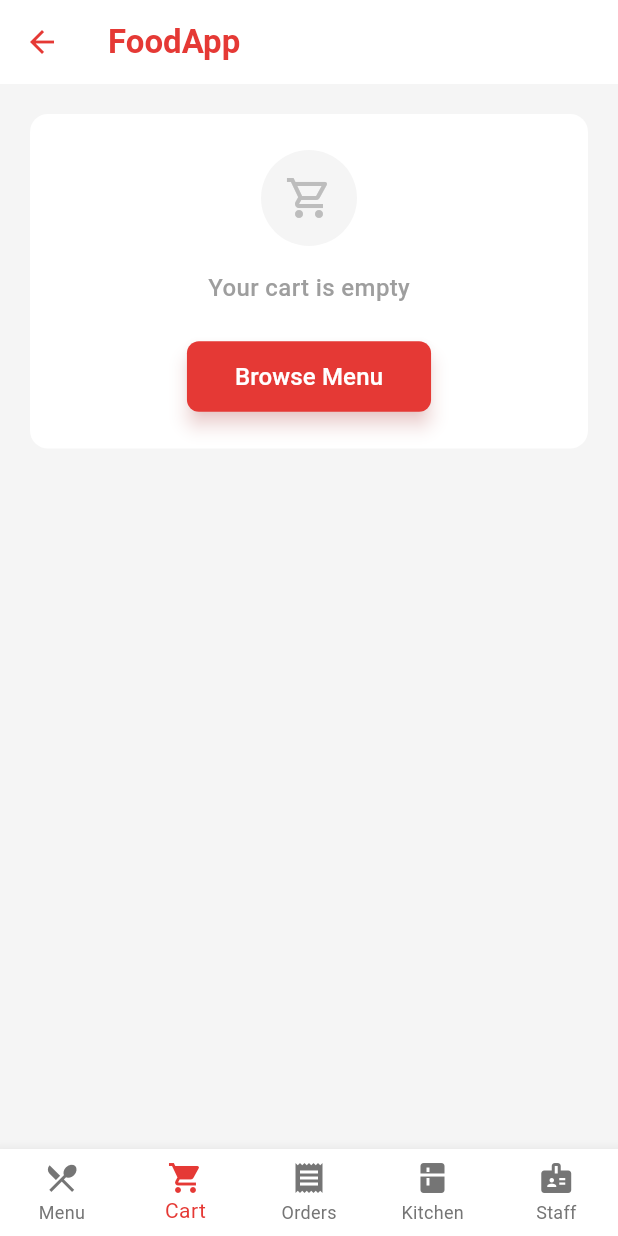
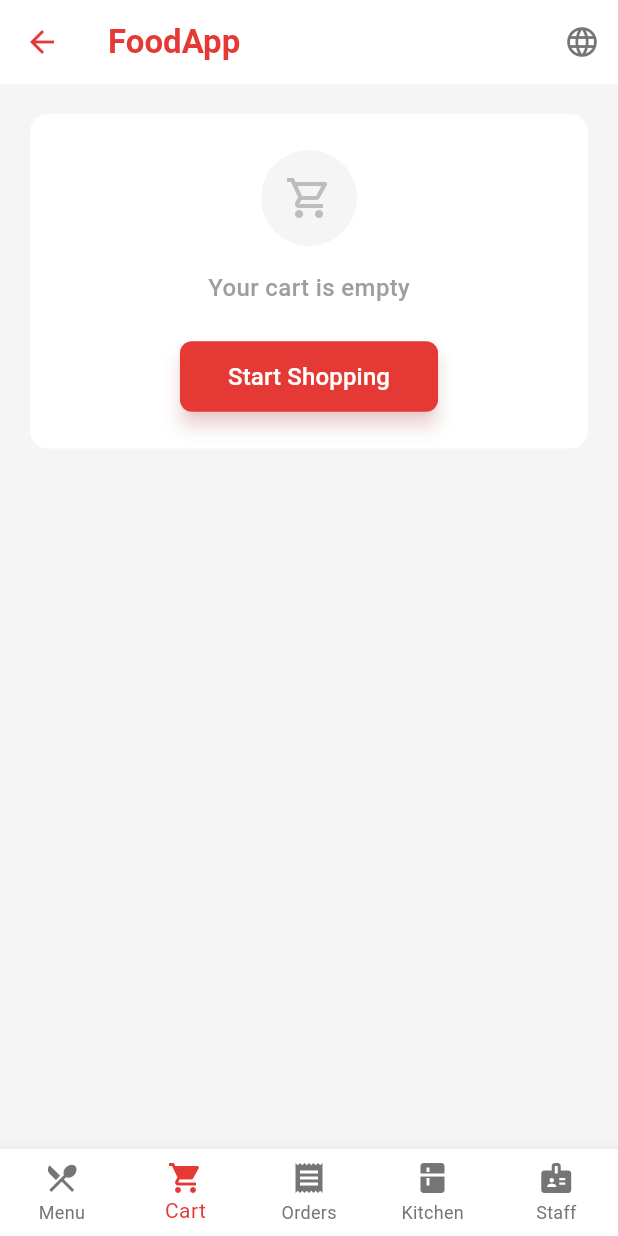
Before and after one commit to Liew19/food-ordering, a Flutter app: the screen it shows after launch, after a tap on the "shopping cart" icon, on a phone screen of 412 x 824 dp. Run offline on Flutter 3.47's test engine with Material 3 defaults, Android fonts, the phone set to English and light mode, and no system bars; our stand-ins replace cloud_firestore, firebase_core, google_fonts, hive, hive_flutter, shared_preferences and 1 more; missing offline and left inert: dart:html; accounts and stored records are empty; generated files the repository leaves out were written again.

Commit message:
add language
- add testing code
- add language

```diff
--- /dev/null
+++ b/l10n.yaml
@@ -0,0 +1,3 @@
+arb-dir: lib/l10n
+template-arb-file: app_en.arb
+output-localization-file: app_localizations.dart
--- a/lib/main.dart
+++ b/lib/main.dart
@@ -1,10 +1,12 @@
 import 'package:flutter/material.dart';
+import 'package:flutter_localizations/flutter_localizations.dart';
 import 'package:fyp/screens/cart_screen.dart';
 import 'package:fyp/screens/home_screen.dart';
 import 'package:fyp/screens/kitchen_screen.dart';
 import 'package:fyp/screens/order_status_screen.dart';
 // import 'package:fyp/screens/shared_table_screen.dart'; // Temporarily commented out
 import 'package:fyp/screens/staff_screen.dart';
+import 'package:fyp/state/language_provider.dart';
 import 'package:fyp/theme.dart';
 import 'package:provider/provider.dart';
 import 'state/cart_provider.dart';
@@ -19,6 +21,7 @@ import 'services/shared_table_service.dart';
 import 'package:hive_flutter/hive_flutter.dart';
 import 'models/menu_item.dart';
 import 'models/shared_table.dart';
+import 'package:flutter_gen/gen_l10n/app_localizations.dart';
 
 void main() async {
   WidgetsFlutterBinding.ensureInitialized();
@@ -80,16 +83,26 @@ class MyApp extends StatelessWidget {
         ChangeNotifierProvider(create: (_) => OrderProvider()),
         ChangeNotifierProvider(create: (_) => ThemeProvider()),
         ChangeNotifierProvider(create: (_) => TableState(sharedTableService)),
+        ChangeNotifierProvider(create: (_) => LanguageProvider()),
       ],
-      child: Consumer<ThemeProvider>(
+      child: Consumer2<ThemeProvider, LanguageProvider>(
         builder:
-            (context, themeProvider, child) => MaterialApp(
+            (context, themeProvider, languageProvider, child) => MaterialApp(
               title: 'Restaurant App',
               theme: AppTheme.lightTheme,
               darkTheme: AppTheme.darkTheme,
               themeMode:
                   themeProvider.isDarkMode ? ThemeMode.dark : ThemeMode.light,
               debugShowCheckedModeBanner: false,
+
+              // Localization support
+              locale: languageProvider.locale,
+              localizationsDelegates: AppLocalizations.localizationsDelegates,
+              supportedLocales: const [
+                Locale('en'), // English
+                Locale('zh'), // Chinese
+              ],
+
               home: MainScreen(),
               routes: {
                 '/cart': (context) => MainScreen(initialIndex: 1),
@@ -136,26 +149,38 @@ class MainScreenState extends State<MainScreen> {
 
   @override
   Widget build(BuildContext context) {
+    // Use localized strings for navigation bar
+    final l10n = AppLocalizations.of(context)!;
+
     return Scaffold(
       body: _screens[_selectedIndex],
       bottomNavigationBar: BottomNavigationBar(
         type: BottomNavigationBarType.fixed,
-        items: const <BottomNavigationBarItem>[
+        items: <BottomNavigationBarItem>[
           BottomNavigationBarItem(
-            icon: Icon(Icons.restaurant_menu),
-            label: 'Menu',
+            icon: const Icon(Icons.restaurant_menu),
+            label: l10n.menuLabel,
           ),
           BottomNavigationBarItem(
-            icon: Icon(Icons.shopping_cart),
-            label: 'Cart',
+            icon: const Icon(Icons.shopping_cart),
+            label: l10n.cartLabel,
           ),
-          BottomNavigationBarItem(icon: Icon(Icons.receipt), label: 'Orders'),
+          BottomNavigationBarItem(
+            icon: const Icon(Icons.receipt),
+            label: l10n.ordersLabel,
+          ),
           // BottomNavigationBarItem(
           //   icon: Icon(Icons.people),
           //   label: 'Share Table',
           // ),
-          BottomNavigationBarItem(icon: Icon(Icons.kitchen), label: 'Kitchen'),
-          BottomNavigationBarItem(icon: Icon(Icons.badge), label: 'Staff'),
+          BottomNavigationBarItem(
+            icon: const Icon(Icons.kitchen),
+            label: l10n.kitchenLabel,
+          ),
+          BottomNavigationBarItem(
+            icon: const Icon(Icons.badge),
+            label: l10n.staffLabel,
+          ),
         ],
         currentIndex: _selectedIndex,
         onTap: _onItemTapped,
--- a/lib/screens/cart_screen.dart
+++ b/lib/screens/cart_screen.dart
@@ -2,6 +2,7 @@ import 'package:flutter/material.dart';
 import 'package:fyp/models/order.dart';
 import 'package:fyp/state/order_provider.dart';
 import 'package:provider/provider.dart';
+import 'package:flutter_gen/gen_l10n/app_localizations.dart';
 import '../state/cart_provider.dart';
 import '../widgets/food_app_bar.dart';
 
@@ -101,9 +102,9 @@ class CartScreen extends StatelessWidget {
                             ),
                           ),
                           const SizedBox(height: 16),
-                          const Text(
-                            'Your cart is empty',
-                            style: TextStyle(
+                          Text(
+                            AppLocalizations.of(context)!.emptyCart,
+                            style: const TextStyle(
                               fontSize: 16,
                               fontWeight: FontWeight.w500,
                             ),
@@ -127,9 +128,9 @@ class CartScreen extends StatelessWidget {
                                 borderRadius: BorderRadius.circular(8),
                               ),
                             ),
-                            child: const Text(
-                              'Browse Menu',
-                              style: TextStyle(
+                            child: Text(
+                              AppLocalizations.of(context)!.startShopping,
+                              style: const TextStyle(
                                 fontSize: 16,
                                 fontWeight: FontWeight.w500,
                               ),
@@ -212,7 +213,9 @@ class CartScreen extends StatelessWidget {
                               ),
                               const SizedBox(height: 4),
                               Text(
-                                'RM ${cartItem.item.price.toStringAsFixed(2)}',
+                                AppLocalizations.of(context)!.price(
+                                  cartItem.item.price.toStringAsFixed(2),
+                                ),
                                 style: TextStyle(
                                   color: Theme.of(context).primaryColor,
                                   fontWeight: FontWeight.bold,
@@ -291,31 +294,39 @@ class CartScreen extends StatelessWidget {
                       Row(
                         mainAxisAlignment: MainAxisAlignment.spaceBetween,
                         children: [
-                          const Text(
-                            'Subtotal',
-                            style: TextStyle(color: Colors.grey),
+                          Text(
+                            AppLocalizations.of(context)!.subtotal,
+                            style: const TextStyle(color: Colors.grey),
                           ),
-                          Text('RM ${subtotal.toStringAsFixed(2)}'),
+                          Text(
+                            AppLocalizations.of(
+                              context,
+                            )!.price(subtotal.toStringAsFixed(2)),
+                          ),
                         ],
                       ),
                       const SizedBox(height: 8),
                       Row(
                         mainAxisAlignment: MainAxisAlignment.spaceBetween,
                         children: [
-                          const Text(
-                            'Service Tax (10%)',
-                            style: TextStyle(color: Colors.grey),
+                          Text(
+                            AppLocalizations.of(context)!.serviceTax,
+                            style: const TextStyle(color: Colors.grey),
                           ),
-                          Text('RM ${serviceTax.toStringAsFixed(2)}'),
+                          Text(
+                            AppLocalizations.of(
+                              context,
+                            )!.price(serviceTax.toStringAsFixed(2)),
+                          ),
                         ],
                       ),
                       const Divider(height: 24),
                       Row(
                         mainAxisAlignment: MainAxisAlignment.spaceBetween,
                         children: [
-                          const Text(
-                            'Total',
-                            style: TextStyle(
+                          Text(
+                            AppLocalizations.of(context)!.total,
+                            style: const TextStyle(
                               fontWeight: FontWeight.bold,
                               fontSize: 16,
                             ),
--- a/lib/screens/home_screen.dart
+++ b/lib/screens/home_screen.dart
@@ -1,4 +1,5 @@
 import 'package:flutter/material.dart';
+import 'package:flutter_gen/gen_l10n/app_localizations.dart';
 import 'package:fyp/widgets/loading_indicator.dart';
 import '../models/menu_item.dart';
 import '../services/api_service.dart';
@@ -98,7 +99,11 @@ class _HomeScreenState extends State<HomeScreen> {
               _isLoading
                   ? Center(child: LoadingIndicator())
                   : _error != null
-                  ? Center(child: Text('Error: $_error'))
+                  ? Center(
+                    child: Text(
+                      AppLocalizations.of(context)!.errorText(_error ?? ''),
+                    ),
+                  )
                   : SingleChildScrollView(
                     child: Column(
                       crossAxisAlignment: CrossAxisAlignment.start,
@@ -185,7 +190,8 @@ class _HomeScreenState extends State<HomeScreen> {
                         Padding(
                           padding: const EdgeInsets.all(16),
                           child: Text(
-                            selectedCategory ?? 'All Categories',
+                            selectedCategory ??
+                                AppLocalizations.of(context)!.allCategories,
                             style: const TextStyle(
                               fontSize: 20,
                               fontWeight: FontWeight.bold,
--- /dev/null
+++ b/lib/state/language_provider.dart
@@ -0,0 +1,58 @@
+import 'package:flutter/material.dart';
+import 'package:shared_preferences/shared_preferences.dart';
+import 'dart:async';
+import 'package:flutter/foundation.dart' show kIsWeb;
+
+class LanguageProvider extends ChangeNotifier {
+  Locale _locale = const Locale('en');
+  static const String _prefsKey = 'language_code';
+
+  LanguageProvider() {
+    _loadSavedLanguage();
+  }
+
+  Locale get locale => _locale;
+
+  // Load saved language from SharedPreferences
+  Future<void> _loadSavedLanguage() async {
+    try {
+      if (!kIsWeb) {
+        final prefs = await SharedPreferences.getInstance();
+        final savedLanguage = prefs.getString(_prefsKey);
+
+        if (savedLanguage != null) {
+          _locale = Locale(savedLanguage);
+          notifyListeners();
+        }
+      }
+    } catch (e) {
+      // Handle errors gracefully, especially for web platform
+      debugPrint('Error loading language preferences: $e');
+    }
+  }
+
+  // Change the language
+  Future<void> setLocale(Locale locale) async {
+    if (_locale == locale) return;
+
+    _locale = locale;
+
+    try {
+      if (!kIsWeb) {
+        // Save to SharedPreferences (only for non-web platforms)
+        final prefs = await SharedPreferences.getInstance();
+        await prefs.setString(_prefsKey, locale.languageCode);
+      }
+    } catch (e) {
+      debugPrint('Error saving language preferences: $e');
+    }
+
+    notifyListeners();
+  }
+
+  // Check if current language is English
+  bool get isEnglish => _locale.languageCode == 'en';
+
+  // Check if current language is Chinese
+  bool get isChinese => _locale.languageCode == 'zh';
+}
--- a/lib/widgets/food_app_bar.dart
+++ b/lib/widgets/food_app_bar.dart
@@ -2,6 +2,7 @@ import 'package:flutter/material.dart';
 import 'package:provider/provider.dart';
 import '../state/cart_provider.dart';
 import 'menu_search_bar.dart';
+import 'language_selector.dart';
 
 class FoodAppBar extends StatelessWidget implements PreferredSizeWidget {
   final TextEditingController? searchController;
@@ -31,7 +32,7 @@ class FoodAppBar extends StatelessWidget implements PreferredSizeWidget {
       title: Row(
         children: [
           Text(
-            customTitle ?? 'FoodApp',
+            customTitle ?? 'FoodApp', // Keep app title in English
             style: TextStyle(
               color:
                   customTitle != null
@@ -54,6 +55,9 @@ class FoodAppBar extends StatelessWidget implements PreferredSizeWidget {
       actions: [
         // Custom actions
         if (actions != null) ...actions!,
+
+        // Language selector
+        const LanguageSelector(),
 
         // Cart icon
         if (showCart)
--- /dev/null
+++ b/lib/widgets/language_selector.dart
@@ -0,0 +1,46 @@
+import 'package:flutter/material.dart';
+import 'package:provider/provider.dart';
+import 'package:flutter_gen/gen_l10n/app_localizations.dart';
+import '../state/language_provider.dart';
+
+class LanguageSelector extends StatelessWidget {
+  const LanguageSelector({Key? key}) : super(key: key);
+
+  @override
+  Widget build(BuildContext context) {
+    final languageProvider = Provider.of<LanguageProvider>(context);
+    final l10n = AppLocalizations.of(context)!;
+
+    return PopupMenuButton<Locale>(
+      icon: const Icon(Icons.language, color: Colors.black54),
+      onSelected: (Locale locale) {
+        languageProvider.setLocale(locale);
+      },
+      itemBuilder:
+          (BuildContext context) => <PopupMenuEntry<Locale>>[
+            PopupMenuItem<Locale>(
+              value: const Locale('en'),
+              child: Row(
+                children: [
+                  if (languageProvider.isEnglish)
+                    const Icon(Icons.check, color: Colors.green),
+                  const SizedBox(width: 8),
+                  Text(l10n.english),
+                ],
+              ),
+            ),
+            PopupMenuItem<Locale>(
+              value: const Locale('zh'),
+              child: Row(
+                children: [
+                  if (languageProvider.isChinese)
+                    const Icon(Icons.check, color: Colors.green),
+                  const SizedBox(width: 8),
+                  Text(l10n.chinese),
+                ],
+              ),
+            ),
+          ],
+    );
+  }
+}
```
Also changed, not shown: lib/l10n/app_en.arb (added, +262 -0 lines), lib/l10n/app_zh.arb (added, +87 -0 lines), lib/screens/order_status_screen.dart (+68 -27 lines), lib/utils/priority_sorter.dart (+16 -0 lines), lib/widgets/menu_item_detail_dialog.dart (+14 -5 lines), pubspec.yaml (+11 -1 lines), pubspec.lock, 3 other files.
